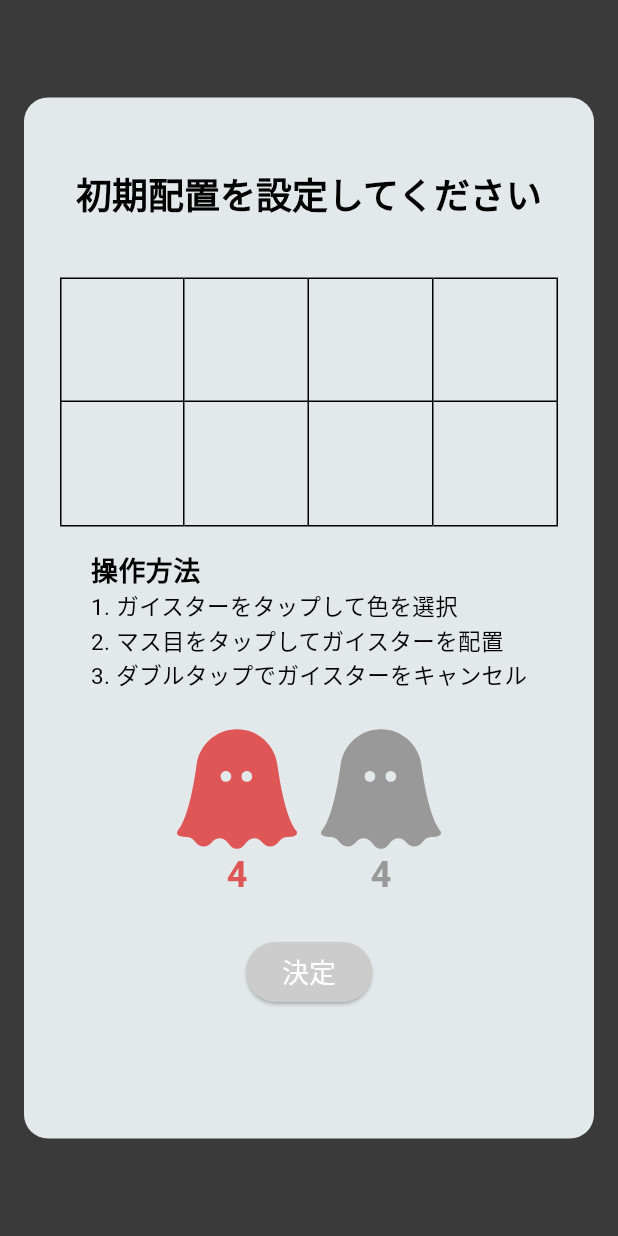
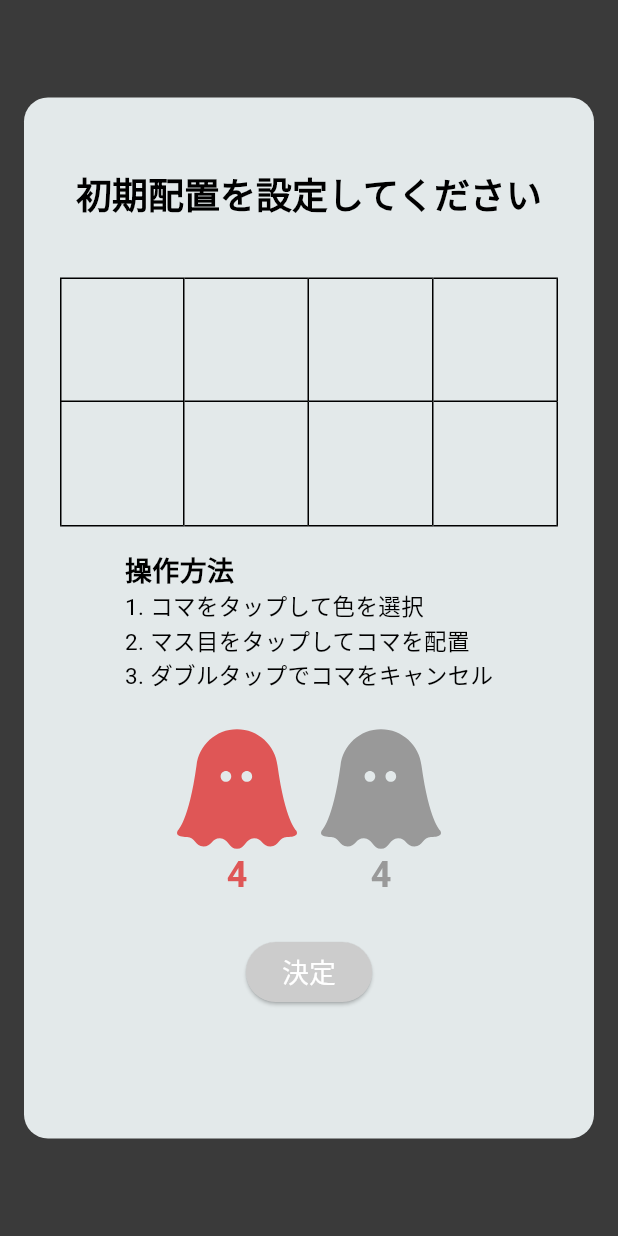
Before and after one commit to shunsuke459/geister, a Flutter app: the GamePage screen opened by its route, on a phone screen of 412 x 824 dp. Run offline on Flutter 3.47's test engine with Material 2 defaults, Android fonts, the light colour scheme and no system bars; our stand-ins replace cloud_firestore, cloud_functions, firebase_core, flutter_hooks, flutter_svg, freezed_annotation and 3 more; accounts and stored records are empty; Roboto replaces fonts that are missing (Zen_Maru_Gothic).

Commit message:
fix: ガイスターをファンタスミに変更

```diff
--- a/lib/page/game/game_page.dart
+++ b/lib/page/game/game_page.dart
@@ -110,7 +110,7 @@ class GamePage extends HookConsumerWidget {
                       crossAxisAlignment: CrossAxisAlignment.center,
                       children: [
                         Text(
-                          '獲られたガイスター',
+                          '獲られたコマ',
                           style: textStyle(
                             AppTextStyle.bodyRegular,
                             AppThemeColor.black.color,
@@ -298,7 +298,7 @@ class GamePage extends HookConsumerWidget {
                   crossAxisAlignment: CrossAxisAlignment.center,
                   children: [
                     Text(
-                      '獲ったガイスター',
+                      '獲ったコマ',
                       style: textStyle(
                         AppTextStyle.bodyRegular,
                         AppThemeColor.black.color,
--- a/lib/page/game/initial_arrangement_dialog.dart
+++ b/lib/page/game/initial_arrangement_dialog.dart
@@ -148,21 +148,21 @@ class InitialArrangementDialog extends HookConsumerWidget {
                   ),
                 ),
                 Text(
-                  '1. ガイスターをタップして色を選択',
+                  '1. コマをタップして色を選択',
                   style: textStyle(
                     AppTextStyle.bodyRegular,
                     AppThemeColor.black.color,
                   ),
                 ),
                 Text(
-                  '2. マス目をタップしてガイスターを配置',
+                  '2. マス目をタップしてコマを配置',
                   style: textStyle(
                     AppTextStyle.bodyRegular,
                     AppThemeColor.black.color,
                   ),
                 ),
                 Text(
-                  '3. ダブルタップでガイスターをキャンセル',
+                  '3. ダブルタップでコマをキャンセル',
                   style: textStyle(
                     AppTextStyle.bodyRegular,
                     AppThemeColor.black.color,
--- a/lib/page/widget/app_icon.dart
+++ b/lib/page/widget/app_icon.dart
@@ -34,7 +34,7 @@ class AppIcon extends StatelessWidget {
                   top: 2,
                   left: 2,
                   child: Text(
-                    'Geister',
+                    'Fantasmi',
                     style: TextStyle(
                       fontSize: textSize,
                       fontFamily: 'Cherry_Bomb_One',
@@ -44,7 +44,7 @@ class AppIcon extends StatelessWidget {
                 ),
                 Positioned(
                   child: Text(
-                    'Geister',
+                    'Fantasmi',
                     style: TextStyle(
                       fontSize: textSize,
                       fontFamily: 'Cherry_Bomb_One',
```
